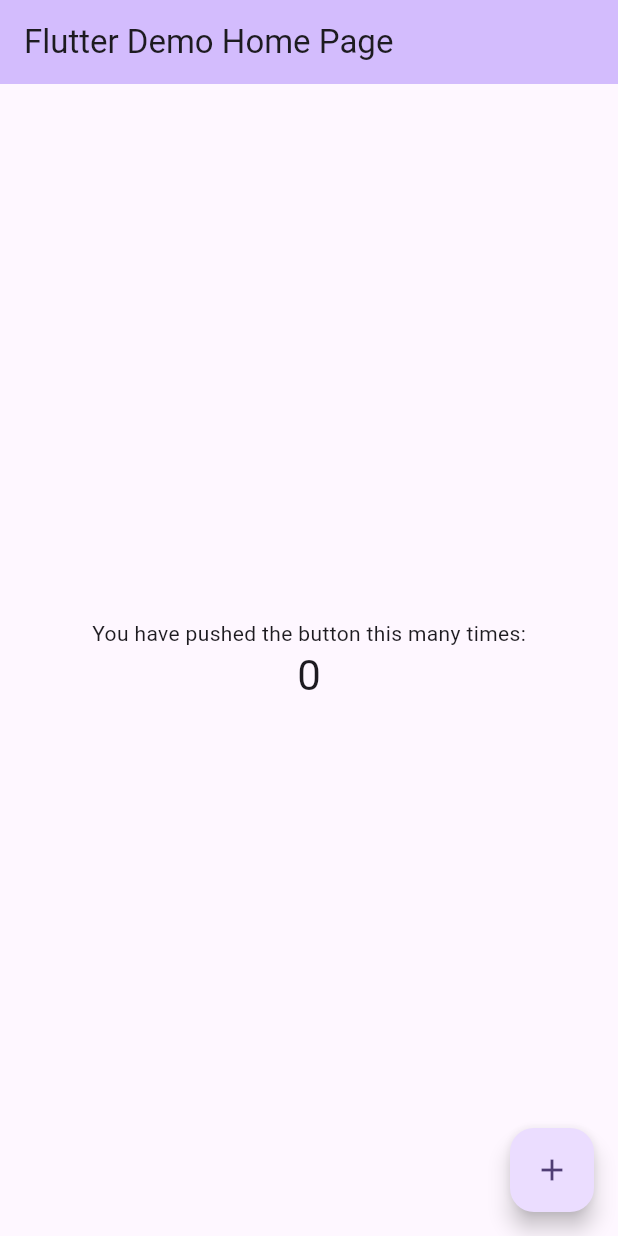
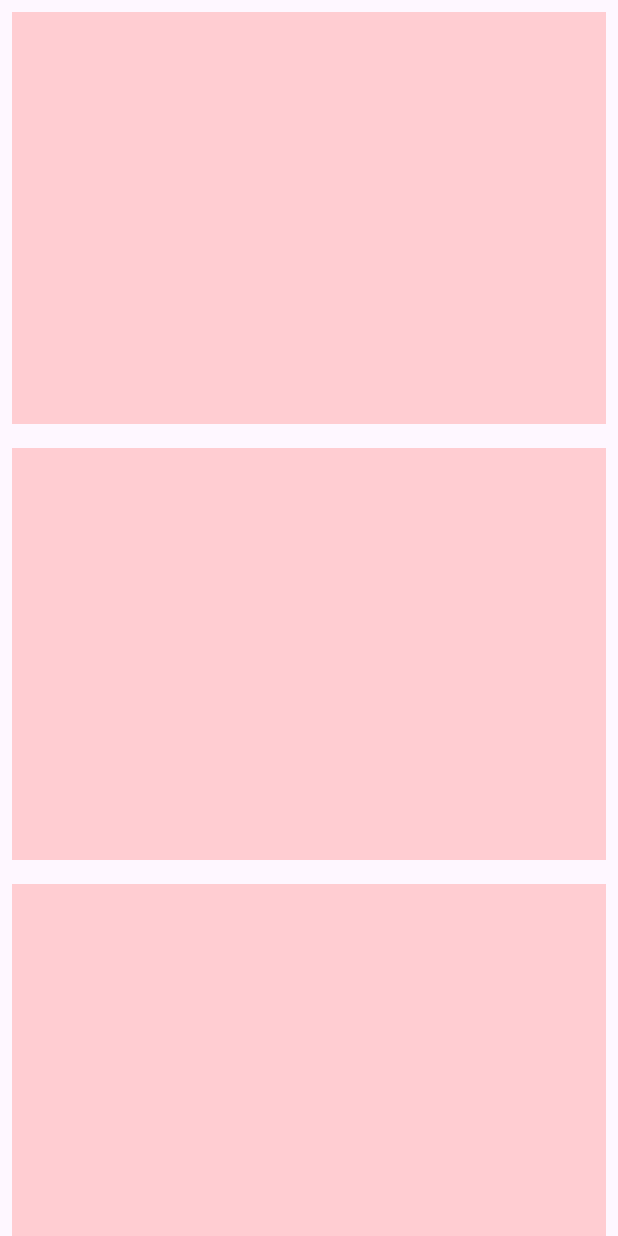
Before and after one commit to rahulrgz/kalpaka_customer_app, a Flutter app: the screen it shows after launch, on a phone screen of 412 x 824 dp. Run offline on Flutter 3.47's test engine with Material 3 defaults, Android fonts, the light colour scheme and no system bars.

Commit message:
initial commit

```diff
--- /dev/null
+++ b/lib/core/globalVariables.dart
@@ -0,0 +1,4 @@
+import 'package:flutter/cupertino.dart';
+
+var height;
+var width;
--- /dev/null
+++ b/lib/features/homePage/screeens/homeScreen.dart
@@ -0,0 +1,26 @@
+import 'package:flutter/material.dart';
+import 'package:kalpaka_customer_app/core/globalVariables.dart';
+
+class HomeScreen extends StatelessWidget {
+  const HomeScreen({super.key});
+
+  @override
+  Widget build(BuildContext context) {
+    height=MediaQuery.of(context).size.height;
+    width=MediaQuery.of(context).size.width;
+
+    return Scaffold(
+      body: ListView.builder(itemBuilder: (context, index) {
+        return Padding(
+          padding: const EdgeInsets.all(8.0),
+          child: Container(
+            height: height*1/3,
+            width: width,
+            color: Colors.red[100],
+          ),
+        );
+      },
+      itemCount: 5),
+    );
+  }
+}
--- a/lib/main.dart
+++ b/lib/main.dart
@@ -1,4 +1,5 @@
 import 'package:flutter/material.dart';
+import 'package:kalpaka_customer_app/features/homePage/screeens/homeScreen.dart';
 
 void main() {
   runApp(const MyApp());
@@ -31,95 +32,7 @@
         colorScheme: ColorScheme.fromSeed(seedColor: Colors.deepPurple),
         useMaterial3: true,
       ),
-      home: const MyHomePage(title: 'Flutter Demo Home Page'),
+      home: HomeScreen(),
     );
   }
 }
-
-class MyHomePage extends StatefulWidget {
-  const MyHomePage({super.key, required this.title});
-
-  // This widget is the home page of your application. It is stateful, meaning
-  // that it has a State object (defined below) that contains fields that affect
-  // how it looks.
-
-  // This class is the configuration for the state. It holds the values (in this
-  // case the title) provided by the parent (in this case the App widget) and
-  // used by the build method of the State. Fields in a Widget subclass are
-  // always marked "final".
-
-  final String title;
-
-  @override
-  State<MyHomePage> createState() => _MyHomePageState();
-}
-
-class _MyHomePageState extends State<MyHomePage> {
-  int _counter = 0;
-
-  void _incrementCounter() {
-    setState(() {
-      // This call to setState tells the Flutter framework that something has
-      // changed in this State, which causes it to rerun the build method below
-      // so that the display can reflect the updated values. If we changed
-      // _counter without calling setState(), then the build method would not be
-      // called again, and so nothing would appear to happen.
-      _counter++;
-    });
-  }
-
-  @override
-  Widget build(BuildContext context) {
-    // This method is rerun every time setState is called, for instance as done
-    // by the _incrementCounter method above.
-    //
-    // The Flutter framework has been optimized to make rerunning build methods
-    // fast, so that you can just rebuild anything that needs updating rather
-    // than having to individually change instances of widgets.
-    return Scaffold(
-      appBar: AppBar(
-        // TRY THIS: Try changing the color here to a specific color (to
-        // Colors.amber, perhaps?) and trigger a hot reload to see the AppBar
-        // change color while the other colors stay the same.
-        backgroundColor: Theme.of(context).colorScheme.inversePrimary,
-        // Here we take the value from the MyHomePage object that was created by
-        // the App.build method, and use it to set our appbar title.
-        title: Text(widget.title),
-      ),
-      body: Center(
-        // Center is a layout widget. It takes a single child and positions it
-        // in the middle of the parent.
-        child: Column(
-          // Column is also a layout widget. It takes a list of children and
-          // arranges them vertically. By default, it sizes itself to fit its
-          // children horizontally, and tries to be as tall as its parent.
-          //
-          // Column has various properties to control how it sizes itself and
-          // how it positions its children. Here we use mainAxisAlignment to
-          // center the children vertically; the main axis here is the vertical
-          // axis because Columns are vertical (the cross axis would be
-          // horizontal).
-          //
-          // TRY THIS: Invoke "debug painting" (choose the "Toggle Debug Paint"
-          // action in the IDE, or press "p" in the console), to see the
-          // wireframe for each widget.
-          mainAxisAlignment: MainAxisAlignment.center,
-          children: <Widget>[
-            const Text(
-              'You have pushed the button this many times:',
-            ),
-            Text(
-              '$_counter',
-              style: Theme.of(context).textTheme.headlineMedium,
-            ),
-          ],
-        ),
-      ),
-      floatingActionButton: FloatingActionButton(
-        onPressed: _incrementCounter,
-        tooltip: 'Increment',
-        child: const Icon(Icons.add),
-      ), // This trailing comma makes auto-formatting nicer for build methods.
-    );
-  }
-}
```
Also changed, not shown: pubspec.lock.
